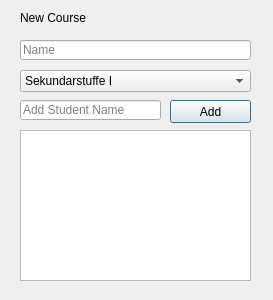
Before: the Qt Designer form windows/newcoursedialog.ui in koc-schule/bewertungsrechner, drawn with Qt 5.
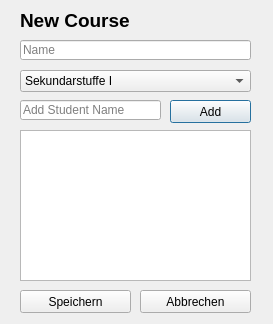
After: the same form once the commit is applied.

Commit message: Added option to add course

The edit to the form file:
```diff
--- a/windows/newcoursedialog.ui
+++ b/windows/newcoursedialog.ui
@@ -7,7 +7,7 @@
     <x>0</x>
     <y>0</y>
     <width>273</width>
-    <height>300</height>
+    <height>324</height>
    </rect>
   </property>
   <property name="windowTitle">
@@ -18,10 +18,17 @@
     <rect>
      <x>20</x>
      <y>10</y>
-     <width>91</width>
-     <height>16</height>
+     <width>121</width>
+     <height>21</height>
     </rect>
    </property>
+   <property name="font">
+    <font>
+     <pointsize>14</pointsize>
+     <weight>75</weight>
+     <bold>true</bold>
+    </font>
+   </property>
    <property name="text">
     <string>New Course</string>
    </property>
@@ -107,6 +114,32 @@
     <bool>true</bool>
    </property>
   </widget>
+  <widget class="QPushButton" name="save_button">
+   <property name="geometry">
+    <rect>
+     <x>20</x>
+     <y>290</y>
+     <width>111</width>
+     <height>23</height>
+    </rect>
+   </property>
+   <property name="text">
+    <string>Speichern</string>
+   </property>
+  </widget>
+  <widget class="QPushButton" name="exit_button">
+   <property name="geometry">
+    <rect>
+     <x>140</x>
+     <y>290</y>
+     <width>111</width>
+     <height>23</height>
+    </rect>
+   </property>
+   <property name="text">
+    <string>Abbrechen</string>
+   </property>
+  </widget>
  </widget>
  <resources/>
  <connections/>
```
Left out of the diff: 19 changed lines with no effect on the pictures. The commit also changes 2 other files.
